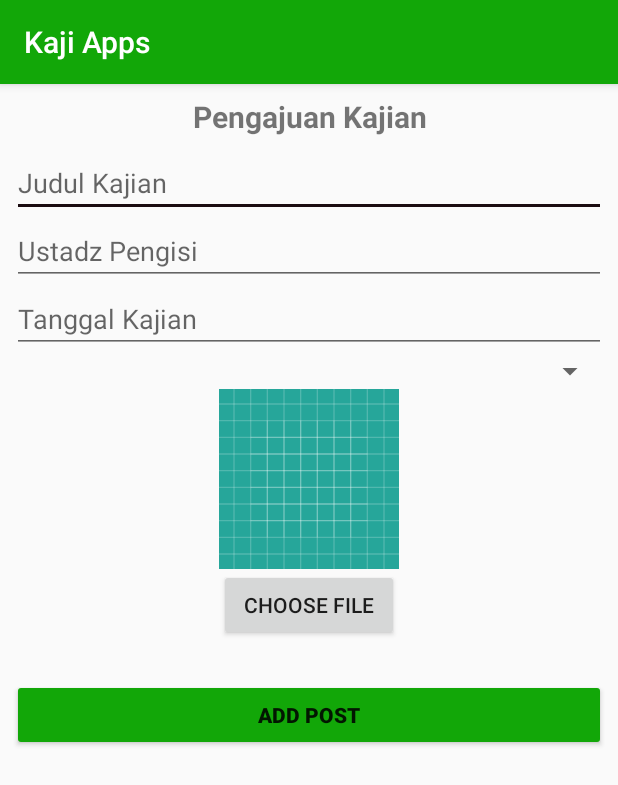
After one commit to fikri6998/KajiApps, an Android app: the AddKajian screen opened directly, with no data from a screen before it, on a phone screen of 412 x 824 dp. The commit adds this screen. Shown: the top 785 px of the screen. Run offline under Robolectric (Android 15) with nearby library versions, the phone set to English and light mode, and no system bars.

Commit message:
#Sprint3 mengerjakan sharing informasi kajian dan mengerjakan pembuatan maps untuk lokasi kajian

```diff
--- a/app/build.gradle
+++ b/app/build.gradle
@@ -32,6 +32,7 @@ dependencies {
     implementation 'com.google.firebase:firebase-auth:11.0.4'
     implementation 'com.google.firebase:firebase-database:11.0.4'
     implementation 'com.google.firebase:firebase-storage:11.0.4'
+    implementation 'com.google.android.gms:play-services-maps:11.0.4'
     testImplementation 'junit:junit:4.12'
     androidTestImplementation 'com.android.support.test:runner:1.0.1'
     androidTestImplementation 'com.android.support.test.espresso:espresso-core:3.0.1'
@@ -48,4 +49,8 @@ dependencies {
 
 
 
+
+
+
+
 apply plugin: 'com.google.gms.google-services'
--- /dev/null
+++ b/app/src/main/java/mobivision/kajiapps/AddKajian.java
@@ -0,0 +1,13 @@
+package mobivision.kajiapps;
+
+import android.support.v7.app.AppCompatActivity;
+import android.os.Bundle;
+
+public class AddKajian extends AppCompatActivity {
+
+    @Override
+    protected void onCreate(Bundle savedInstanceState) {
+        super.onCreate(savedInstanceState);
+        setContentView(R.layout.activity_add_kajian);
+    }
+}
--- a/app/src/main/java/mobivision/kajiapps/MainActivity.java
+++ b/app/src/main/java/mobivision/kajiapps/MainActivity.java
@@ -82,7 +82,7 @@ public class MainActivity extends AppCompatActivity {
 
         else if (id == R.id.logout) {
             mAuth.signOut();
-            Intent intent = new Intent(MainActivity.this, Login.class);
+            Intent intent = new Intent(MainActivity.this, MainMenu.class);
             startActivity(intent);
             finish();
         }
--- a/app/src/main/java/mobivision/kajiapps/MainActivityUstadz.java
+++ b/app/src/main/java/mobivision/kajiapps/MainActivityUstadz.java
@@ -13,8 +13,6 @@ import com.firebase.ui.database.FirebaseRecyclerAdapter;
 import com.google.firebase.database.DatabaseReference;
 import com.google.firebase.database.FirebaseDatabase;
 import com.squareup.picasso.Picasso;
-
-import org.w3c.dom.Text;
 
 public class MainActivityUstadz extends AppCompatActivity {
 
--- /dev/null
+++ b/app/src/main/res/layout/activity_add_kajian.xml
@@ -0,0 +1,102 @@
+<?xml version="1.0" encoding="utf-8"?>
+<ScrollView xmlns:android="http://schemas.android.com/apk/res/android"
+    xmlns:app="http://schemas.android.com/apk/res-auto"
+    xmlns:tools="http://schemas.android.com/tools"
+    android:layout_width="match_parent"
+    android:layout_height="match_parent"
+    tools:context="mobivision.kajiapps.AddKajian"
+    android:padding="@dimen/margin_8"
+    >
+
+    <LinearLayout
+        android:layout_width="match_parent"
+        android:layout_height="wrap_content"
+        android:orientation="vertical"
+        >
+        <TextView
+            android:layout_width="match_parent"
+            android:layout_height="wrap_content"
+            android:text="Pengajuan Kajian"
+            android:textSize="20dp"
+            android:textStyle="bold"
+            android:textAlignment="center"
+            android:layout_marginBottom="@dimen/margin_8"
+            />
+
+
+        <EditText
+            android:id="@+id/et_title_post"
+            android:layout_width="match_parent"
+            android:layout_height="wrap_content"
+            android:hint="Judul Kajian"
+            android:inputType="text" />
+
+        <EditText
+            android:id="@+id/et_ustadz_post"
+            android:layout_width="match_parent"
+            android:layout_height="wrap_content"
+            android:hint="Ustadz Pengisi"
+            android:inputType="text" />
+
+        <!--<EditText-->
+        <!--android:id="@+id/et_waktu_post"-->
+        <!--android:layout_width="match_parent"-->
+        <!--android:layout_height="wrap_content"-->
+        <!--android:hint="Waktu"-->
+        <!--android:inputType="text" />-->
+
+        <EditText
+            android:id="@+id/date"
+            android:layout_width="match_parent"
+            android:layout_height="wrap_content"
+            android:layout_centerHorizontal="true"
+            android:hint="Tanggal Kajian"
+            />
+
+        <Spinner
+            android:id="@+id/spinner_lokasi"
+            android:layout_width="match_parent"
+            android:layout_height="wrap_content"
+            android:hint="Lokasi"
+            android:inputType="text"
+            />
+
+        <!--<EditText-->
+            <!--android:id="@+id/et_post"-->
+            <!--android:layout_width="match_parent"-->
+            <!--android:layout_height="wrap_content"-->
+            <!--android:layout_below="@id/et_title_post"-->
+            <!--android:hint="Deskripsi Kajian" />-->
+
+        <ImageView
+            android:id="@+id/img_post"
+            android:layout_width="120dp"
+            android:layout_height="120dp"
+            android:layout_gravity="center"
+            android:src="@drawable/ic_launcher_background"
+            />
+
+        <Button
+            android:id="@+id/btn_choose_image"
+            android:layout_width="120dp"
+            android:layout_height="wrap_content"
+            android:layout_below="@id/img_post"
+            android:layout_centerHorizontal="true"
+            android:text="Choose File"
+            android:layout_gravity="center"
+
+            />
+        <Button
+            android:id="@+id/btn_add"
+            android:layout_width="match_parent"
+            android:layout_height="wrap_content"
+            android:layout_below="@id/et_post"
+            android:layout_marginTop="25dp"
+            android:backgroundTint="@color/colorPrimary"
+            android:onClick="add"
+            android:text="Add Post"
+            android:textStyle="bold" />
+
+    </LinearLayout>
+
+</ScrollView>
--- a/app/src/main/res/values/strings.xml
+++ b/app/src/main/res/values/strings.xml
@@ -13,5 +13,6 @@
     <string name="permission_rationale">"Contacts permissions are needed for providing email
         completions."
     </string>
+    <string name="title_activity_maps">Map</string>
 
 </resources>
--- a/build.gradle
+++ b/build.gradle
@@ -12,7 +12,7 @@ buildscript {
 
         // NOTE: Do not place your application dependencies here; they belong
         // in the individual module build.gradle files
-        classpath 'com.google.gms:google-services:3.1.0'
+        classpath 'com.google.gms:google-services:3.0.0'
 
     }
 }
```
Also changed, not shown: app/src/debug/res/values/google_maps_api.xml (added, +24 -0 lines), app/src/main/AndroidManifest.xml (+29 -4 lines), app/src/main/java/mobivision/kajiapps/AddPost.java (+14 -4 lines), app/src/main/java/mobivision/kajiapps/MainActivityKajian.java (added, +129 -0 lines), app/src/main/java/mobivision/kajiapps/MainMenu.java (+17 -5 lines), app/src/main/java/mobivision/kajiapps/MapsActivity.java (added, +45 -0 lines), app/src/main/res/layout/activity_main_kajian.xml (added, +16 -0 lines), app/src/main/res/layout/activity_main_menu.xml (+109 -35 lines), app/src/main/res/layout/activity_maps.xml (added, +8 -0 lines), 1 other file.
